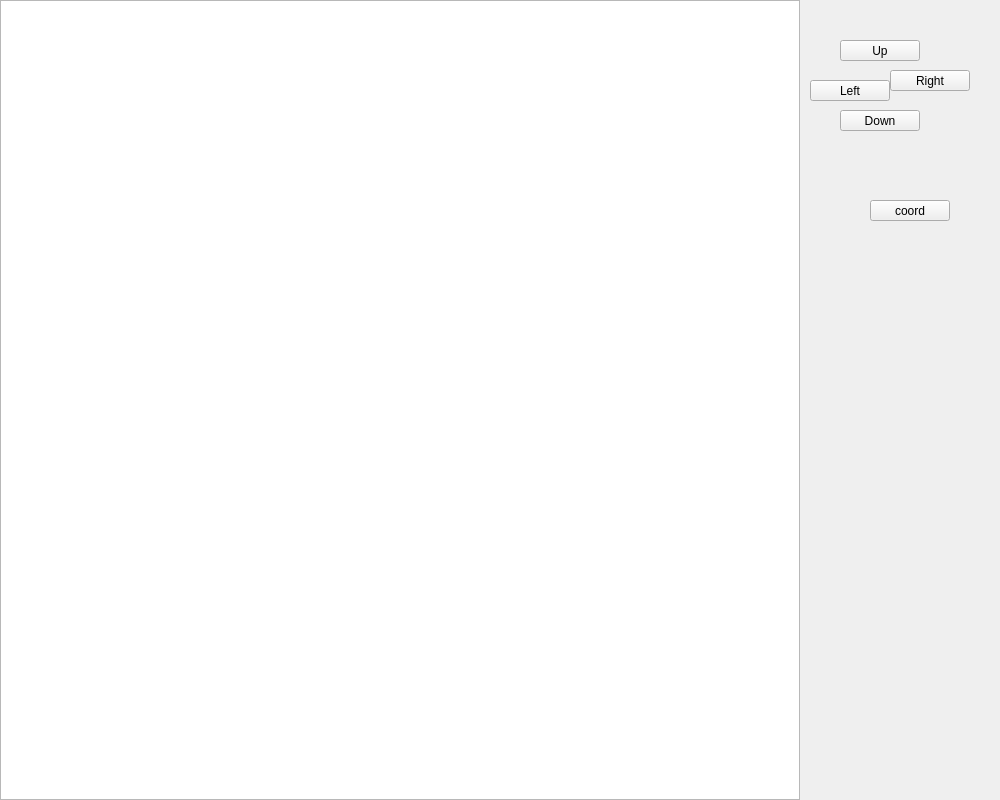
First picture: the form in Game/mainwindow.ui, repository AkiKankaanpaa/Prog3Project, before the edit.
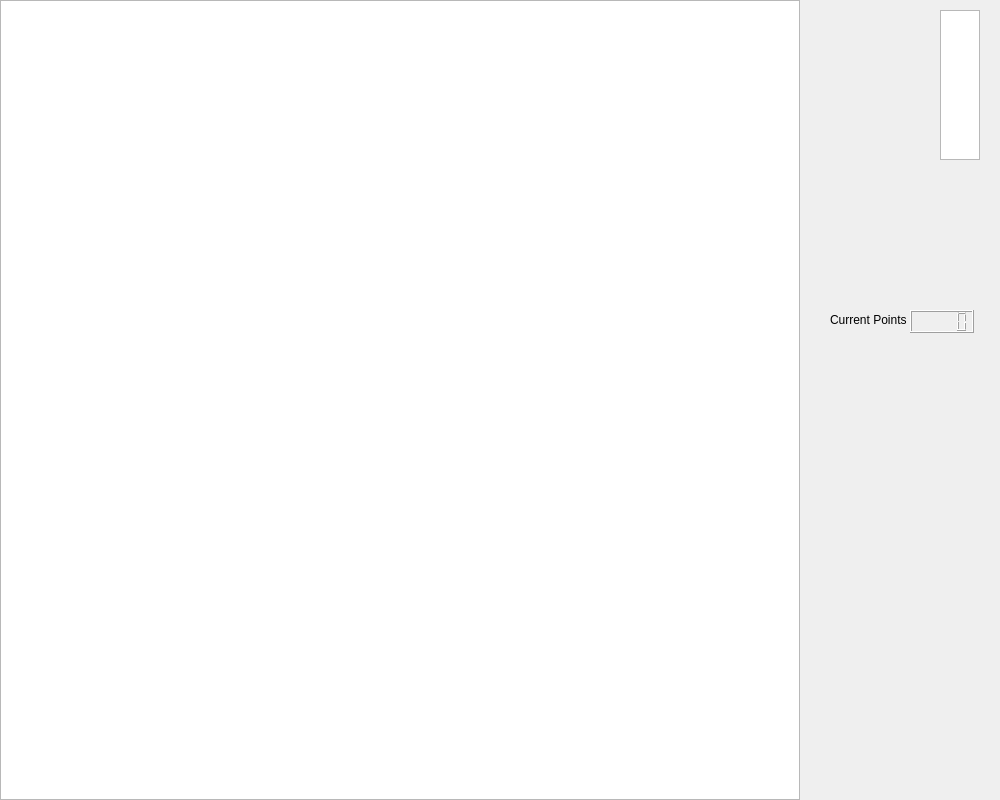
Second picture: the form after the edit.

Commit message: Added gamestatistics class to hold points and other values implemented in the future, changed the game to work on a timer as well as smoothed out the movement, changed around the movement functions.

Diff of the .ui file:
```diff
--- a/Game/mainwindow.ui
+++ b/Game/mainwindow.ui
@@ -37,90 +37,13 @@
      </rect>
     </property>
    </widget>
-   <widget class="QPushButton" name="upButton">
-    <property name="geometry">
-     <rect>
-      <x>840</x>
-      <y>40</y>
-      <width>80</width>
-      <height>21</height>
-     </rect>
-    </property>
-    <property name="text">
-     <string>Up</string>
-    </property>
-    <property name="shortcut">
-     <string>W</string>
-    </property>
-   </widget>
-   <widget class="QPushButton" name="rightButton">
-    <property name="geometry">
-     <rect>
-      <x>890</x>
-      <y>70</y>
-      <width>80</width>
-      <height>21</height>
-     </rect>
-    </property>
-    <property name="text">
-     <string>Right</string>
-    </property>
-    <property name="shortcut">
-     <string>D</string>
-    </property>
-   </widget>
-   <widget class="QPushButton" name="leftButton">
-    <property name="geometry">
-     <rect>
-      <x>810</x>
-      <y>80</y>
-      <width>80</width>
-      <height>21</height>
-     </rect>
-    </property>
-    <property name="text">
-     <string>Left</string>
-    </property>
-    <property name="shortcut">
-     <string>A</string>
-    </property>
-   </widget>
-   <widget class="QPushButton" name="downButton">
-    <property name="geometry">
-     <rect>
-      <x>840</x>
-      <y>110</y>
-      <width>80</width>
-      <height>21</height>
-     </rect>
-    </property>
-    <property name="text">
-     <string>Down</string>
-    </property>
-    <property name="shortcut">
-     <string>S</string>
-    </property>
-   </widget>
-   <widget class="QPushButton" name="coordinateButton">
-    <property name="geometry">
-     <rect>
-      <x>870</x>
-      <y>200</y>
-      <width>80</width>
-      <height>21</height>
-     </rect>
-    </property>
-    <property name="text">
-     <string>coord</string>
-    </property>
-   </widget>
    <widget class="QLabel" name="xlabel">
     <property name="geometry">
      <rect>
       <x>840</x>
       <y>270</y>
-      <width>47</width>
-      <height>13</height>
+      <width>50</width>
+      <height>20</height>
      </rect>
     </property>
     <property name="text">
@@ -132,14 +55,47 @@
      <rect>
       <x>920</x>
       <y>270</y>
-      <width>47</width>
-      <height>13</height>
+      <width>50</width>
+      <height>20</height>
      </rect>
     </property>
     <property name="text">
      <string/>
     </property>
    </widget>
+   <widget class="QLabel" name="pointLabel">
+    <property name="geometry">
+     <rect>
+      <x>830</x>
+      <y>310</y>
+      <width>81</width>
+      <height>20</height>
+     </rect>
+    </property>
+    <property name="text">
+     <string>Current Points</string>
+    </property>
+   </widget>
+   <widget class="QLCDNumber" name="lcdPoints">
+    <property name="geometry">
+     <rect>
+      <x>910</x>
+      <y>310</y>
+      <width>64</width>
+      <height>23</height>
+     </rect>
+    </property>
+   </widget>
+   <widget class="QGraphicsView" name="rageMeter">
+    <property name="geometry">
+     <rect>
+      <x>940</x>
+      <y>10</y>
+      <width>40</width>
+      <height>150</height>
+     </rect>
+    </property>
+   </widget>
   </widget>
   <widget class="QMenuBar" name="menubar">
    <property name="geometry">
```
Left out of the diff: 2 changed lines with no effect on the pictures. The commit also changes 14 other files.
